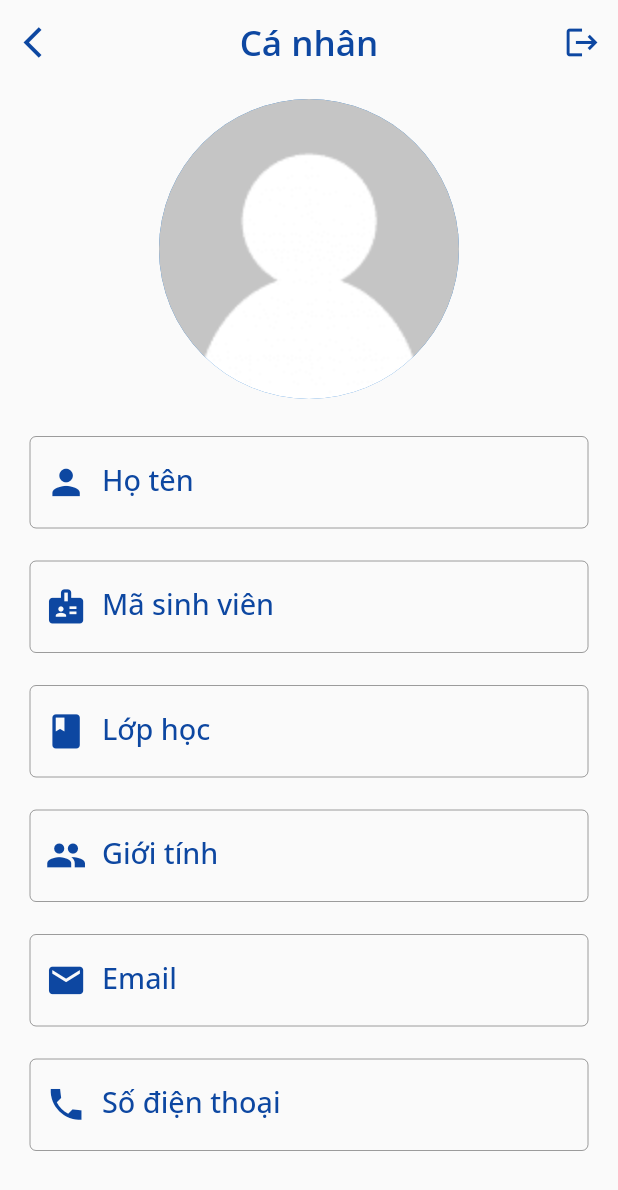
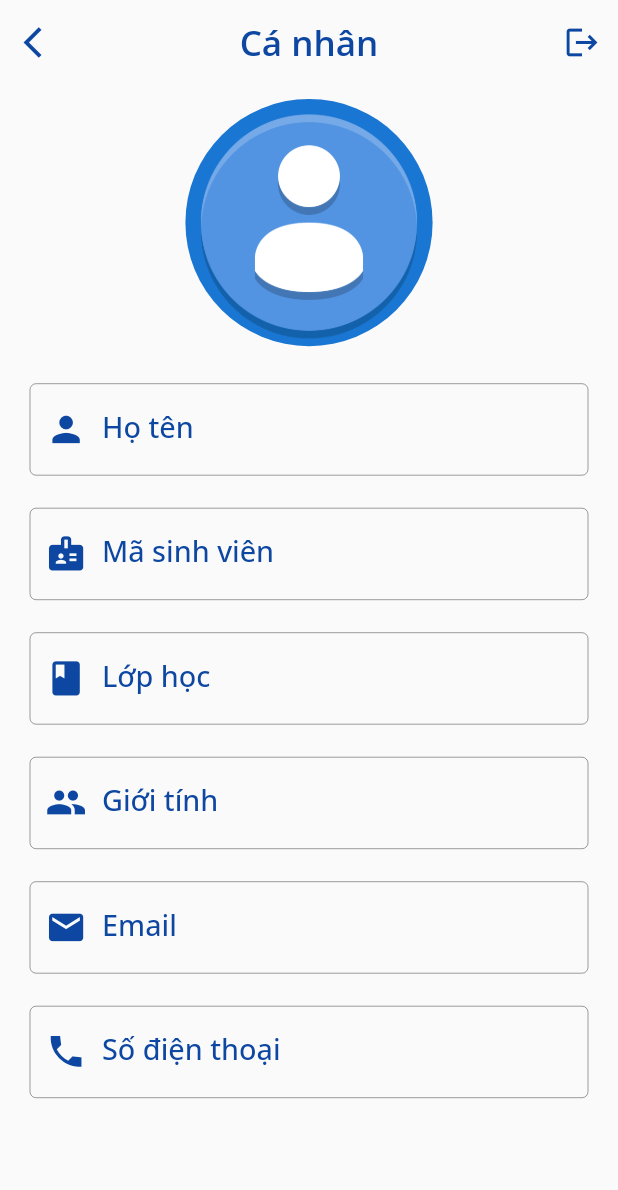
Before and after one commit to pqhuy1102/smartschool_mobile, a Flutter app: the ProfileScreen screen opened by its route, on a phone screen of 412 x 824 dp. Shown: the top 1190 px of the screen. Run offline on Flutter 3.47's test engine with Material 2 defaults, Android fonts, the phone set to English and light mode, and no system bars; our stand-ins replace dropdown_button2, firebase_core, firebase_messaging, flutter_spinkit, get, get_storage and 3 more; accounts and stored records are empty; network calls fail.

Commit message:
hot fix drop down

```diff
--- a/lib/modules/profile/views/profile_screen.dart
+++ b/lib/modules/profile/views/profile_screen.dart
@@ -237,13 +237,15 @@ class _ProfileScreenState extends State<ProfileScreen> {
   }
 
   Widget imageProfile() {
-    return const Center(
-      child: FittedBox(
+    return Center(
+        child: SizedBox(
+      height: 20.0.h,
+      child: const FittedBox(
           fit: BoxFit.fill,
           child: CircleAvatar(
               radius: 100,
-              backgroundImage: AssetImage('assets/images/avatar.png'))),
-    );
+              backgroundImage: AssetImage('assets/images/usericon.png'))),
+    ));
   }
 
   Widget nameTextField() {
--- a/lib/modules/report/views/detail_subject_report_screen.dart
+++ b/lib/modules/report/views/detail_subject_report_screen.dart
@@ -73,7 +73,7 @@ class SubjectDetailReportScreen extends StatelessWidget {
                   ),
                   Obx(() {
                     return SizedBox(
-                        width: textScale >= 1.3 ? 38.0.w : 32.0.w,
+                        width: textScale > 1.2 ? 35.0.w : 32.0.w,
                         child: Container(
                           decoration: BoxDecoration(
                               border: Border.all(
--- a/lib/modules/report/views/report_screen.dart
+++ b/lib/modules/report/views/report_screen.dart
@@ -20,7 +20,6 @@ class _ReportScreenState extends State<ReportScreen> {
   @override
   Widget build(BuildContext context) {
     final textScale = MediaQuery.of(context).textScaleFactor;
-
     return SafeArea(
         child: Scaffold(
             extendBodyBehindAppBar: true,
@@ -106,7 +105,7 @@ class _ReportScreenState extends State<ReportScreen> {
                               ),
                               Obx(() {
                                 return SizedBox(
-                                    width: textScale >= 1.3 ? 60.0.w : 50.0.w,
+                                    width: textScale >= 1.2 ? 60.0.w : 50.0.w,
                                     child: Container(
                                       decoration: BoxDecoration(
                                           border: Border.all(
```
Also changed, not shown: assets/images/avatar.png (deleted), assets/images/usericon.png (added).
